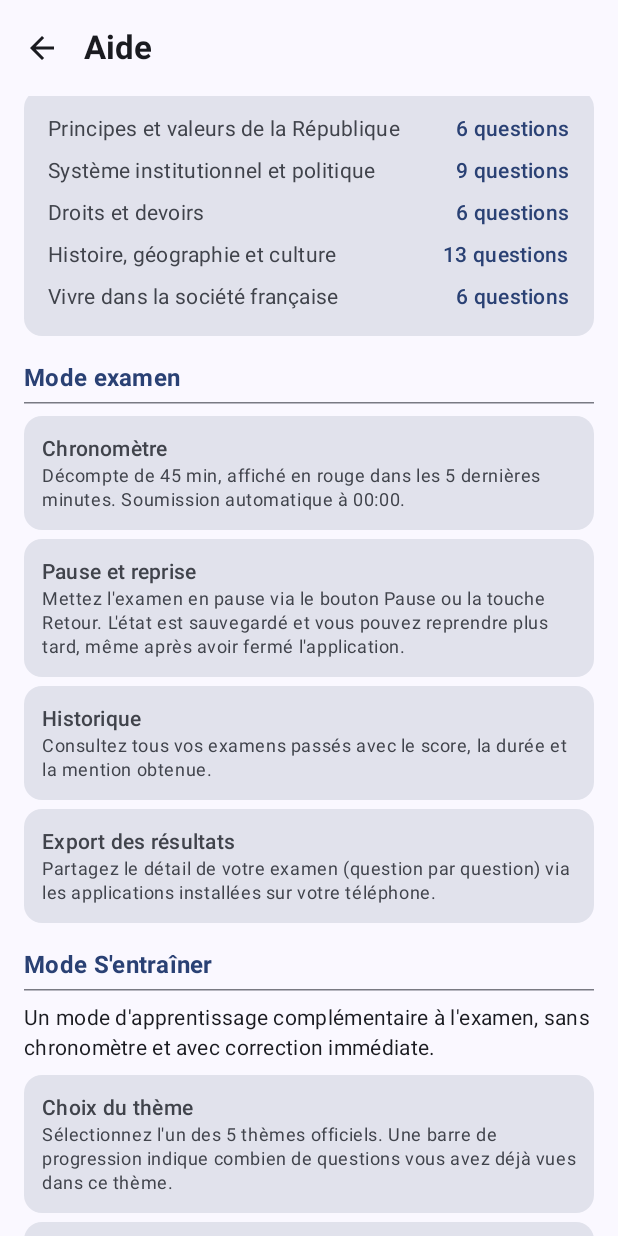
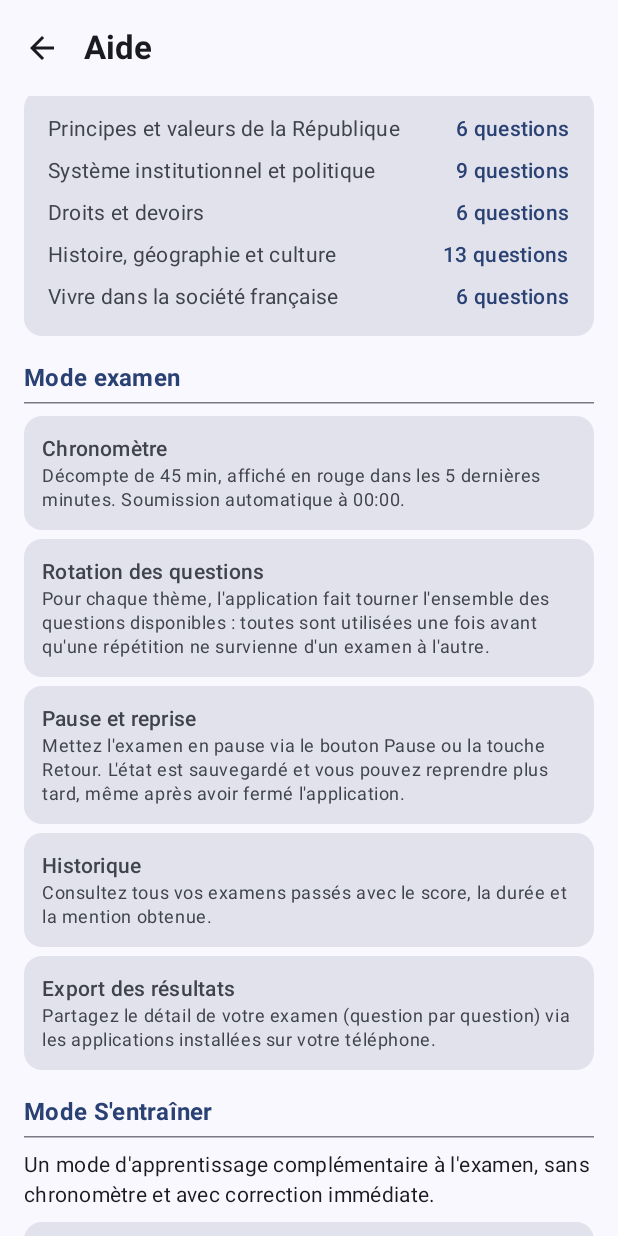
Before and after one commit to borisboiakki/QCM_France, an Android app built with Jetpack Compose: the HelpScreen screen opened through its navigation route, scrolled down 532 dp, on a phone screen of 412 x 824 dp. Run offline under Robolectric (Android 15) with nearby library versions, the phone set to English and light mode, and no system bars; our stand-ins replace Dagger/Hilt's generated code; network calls fail; pictures from the network do not load.

Commit message:
docs(fr): document exam question-cycling in README and in-app Help
Describe the new anti-repetition exam cycle (README features/architecture
sections, in-app HelpScreen) and its Settings reset action, in French,
matching the style already used for the training-progress reset.

Co-Authored-By: Claude Sonnet 5 <noreply@anthropic.com>
Claude-Session: https://claude.ai/code/session_014DRjiJCy3Fm9sRVArDNwuT

```diff
--- a/app/src/main/java/com/example/qcmfrance/ui/screen/HelpScreen.kt
+++ b/app/src/main/java/com/example/qcmfrance/ui/screen/HelpScreen.kt
@@ -148,6 +148,7 @@ fun HelpScreen(onBack: () -> Unit) {
                 HelpSectionTitle("Mode examen")
                 Column(verticalArrangement = Arrangement.spacedBy(6.dp)) {
                     HelpFeatureRow("Chronomètre", "Décompte de 45 min, affiché en rouge dans les 5 dernières minutes. Soumission automatique à 00:00.")
+                    HelpFeatureRow("Rotation des questions", "Pour chaque thème, l'application fait tourner l'ensemble des questions disponibles : toutes sont utilisées une fois avant qu'une répétition ne survienne d'un examen à l'autre.")
                     HelpFeatureRow("Pause et reprise", "Mettez l'examen en pause via le bouton Pause ou la touche Retour. L'état est sauvegardé et vous pouvez reprendre plus tard, même après avoir fermé l'application.")
                     HelpFeatureRow("Historique", "Consultez tous vos examens passés avec le score, la durée et la mention obtenue.")
                     HelpFeatureRow("Export des résultats", "Partagez le détail de votre examen (question par question) via les applications installées sur votre téléphone.")
@@ -176,6 +177,7 @@ fun HelpScreen(onBack: () -> Unit) {
                     HelpFeatureRow("Thème visuel", "Choisissez entre le thème du système, clair ou sombre — persisté entre les sessions.")
                     HelpFeatureRow("Son de sélection", "Activez ou désactivez le bip joué lors de la sélection d'une réponse en examen.")
                     HelpFeatureRow("Réinitialiser l'entraînement", "Efface la progression de tous les thèmes du mode S'entraîner (action irréversible, avec confirmation).")
+                    HelpFeatureRow("Réinitialiser le cycle de l'examen", "Relance depuis le début la rotation anti-répétition des questions de l'examen, pour chaque thème (action irréversible, avec confirmation).")
                 }
             }
 
```
Also changed, not shown: 1 other file.
